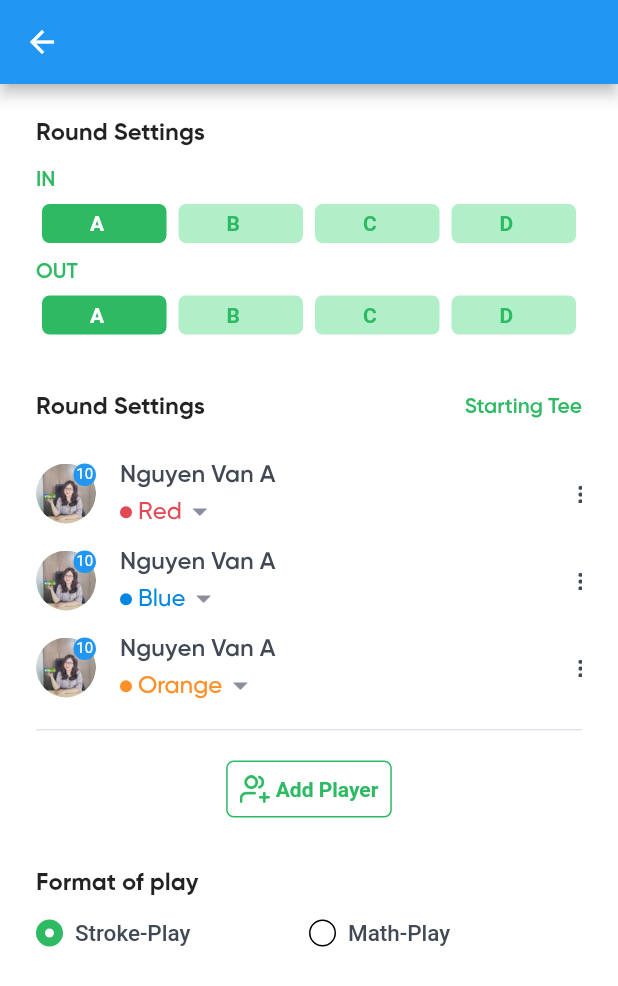
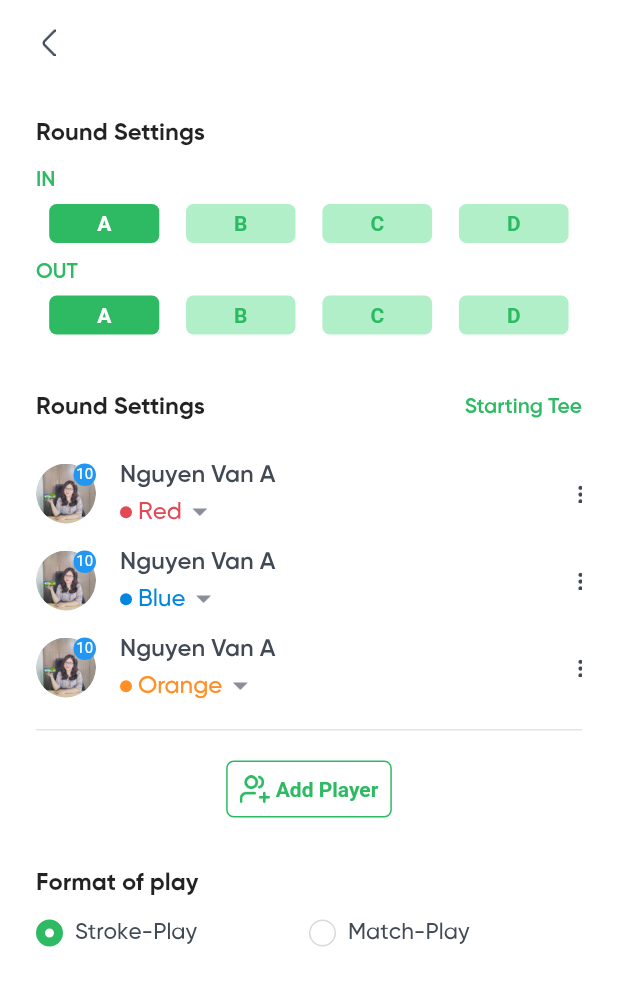
Before and after one commit to Smeb9716/MainGolf, a Flutter app: the CoursesDetailScreen screen opened directly, on a phone screen of 412 x 824 dp. Shown: the top 986 px of the screen. Run offline on Flutter 3.47's test engine with Material 2 defaults, Android fonts, the phone set to English and light mode, and no system bars; network calls fail.

Commit message:
Fix Courses Detail Screen

```diff
--- a/lib/courses_detail_screen.dart
+++ b/lib/courses_detail_screen.dart
@@ -1,3 +1,4 @@
+import 'package:flutter/foundation.dart';
 import 'package:flutter/material.dart';
 
 class CoursesDetailScreen extends StatefulWidget {
@@ -294,12 +295,28 @@ class _CoursesDetailScreenState extends State<CoursesDetailScreen> {
                 setState(() {});
               },
               isSelected: formatPlayIndex == 1,
-              title: 'Math-Play'),
+              title: 'Match-Play'),
         ),
       ],
     );
     return Scaffold(
-      appBar: AppBar(),
+      appBar: AppBar(
+        backgroundColor: Colors.white,
+        elevation: 0,
+        centerTitle: false,
+        leading: Padding(
+          padding: const EdgeInsets.only(left: 20),
+          child: IconButton(
+            icon: Image.asset('assets/images/ic_back.png'),
+            onPressed: (){
+              if (kDebugMode) {
+                Navigator.pop(context);
+              }
+            },
+          ),
+        ),
+        leadingWidth: 45,
+      ),
       body: SingleChildScrollView(
         child: Padding(
           padding: paddingScreen,
@@ -362,6 +379,7 @@ class _CoursesDetailScreenState extends State<CoursesDetailScreen> {
       required VoidCallback onTap}) {
     return GestureDetector(
       onTap: onTap,
+      child: Center(
         child: Container(
           decoration: BoxDecoration(
               borderRadius: BorderRadius.circular(5),
@@ -379,6 +397,7 @@ class _CoursesDetailScreenState extends State<CoursesDetailScreen> {
                     : const Color(0xFF2DBA63),
                 fontWeight: FontWeight.w700,
                 fontSize: 14),
+          ),
         ),
       ),
     );
@@ -402,7 +421,7 @@ class _CoursesDetailScreenState extends State<CoursesDetailScreen> {
                       width: 6,
                       color: const Color(0xFF2DBA63),
                     )
-                  : Border.all(width: 1, color: Colors.black),
+                  : Border.all(width: 1, color: Color(0xffD9D9D9)),
             ),
           ),
           const SizedBox(
@@ -413,7 +432,8 @@ class _CoursesDetailScreenState extends State<CoursesDetailScreen> {
             style: const TextStyle(
                 fontSize: 15,
                 fontWeight: FontWeight.w500,
-                color: Color(0xFF414955)),
+                color: Color(0xFF414955),
+                fontFamily: 'SVN-Gilroy'),
           )
         ],
       ),
```
Also changed, not shown: assets/images/ic_back.png (added). Lines whose indentation alone changed are shown as unchanged.
